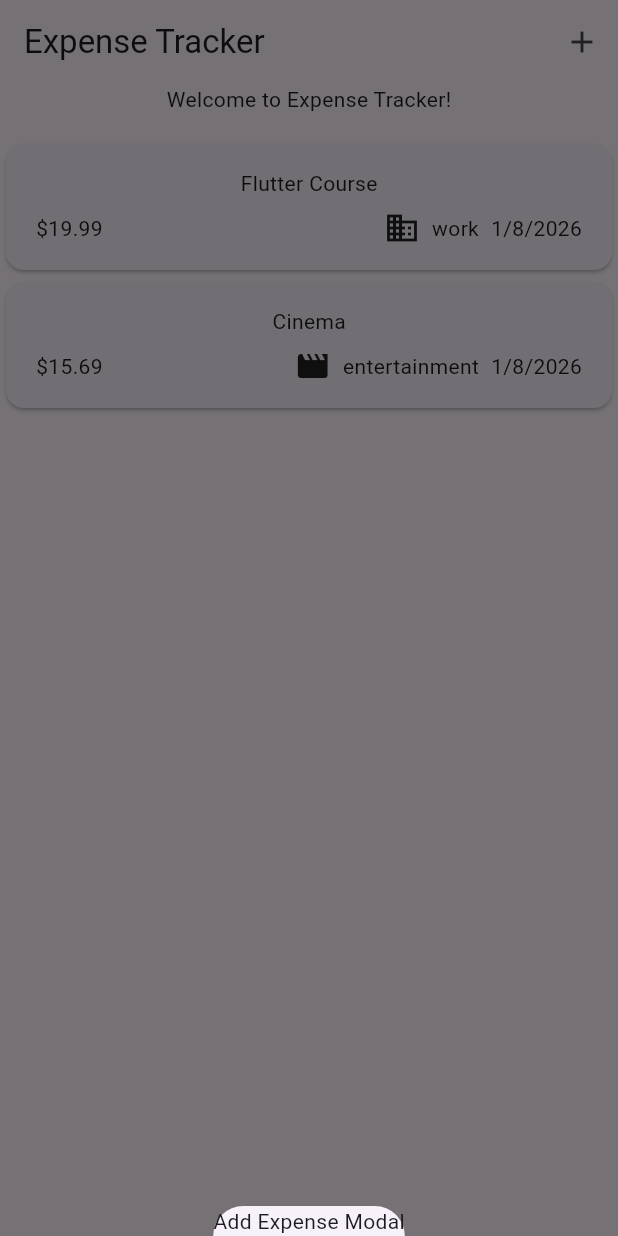
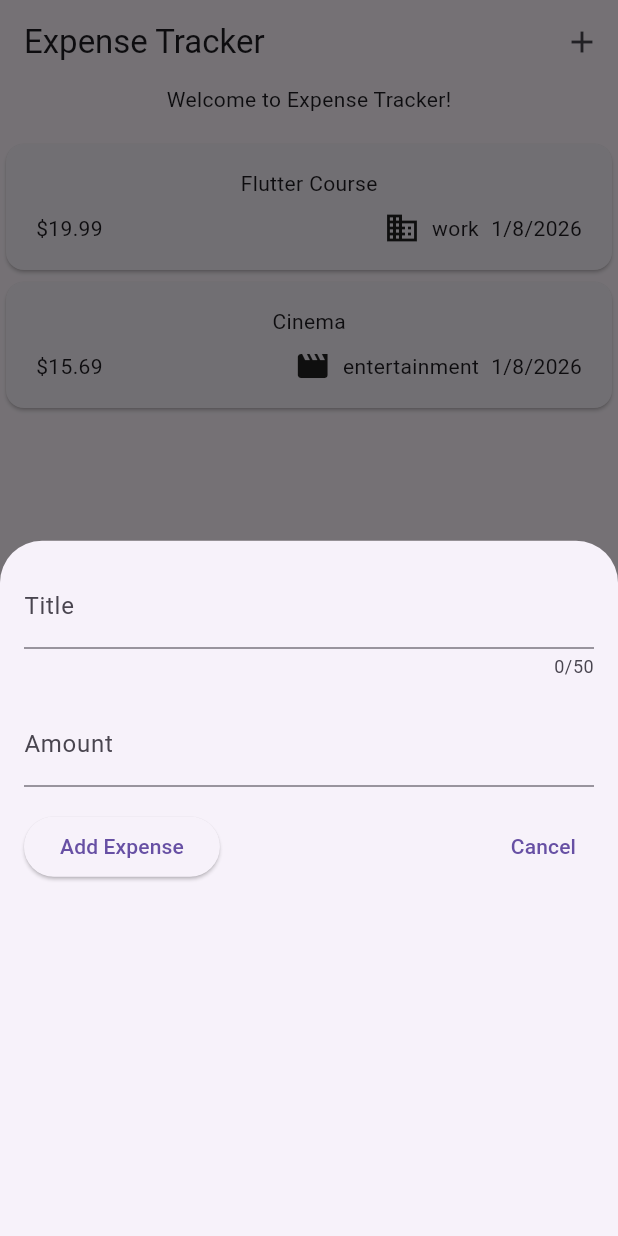
Before and after one commit to Meruem243/expense_tracker_re, a Flutter app: the screen it shows after launch, after a tap on the "add" icon, on a phone screen of 412 x 824 dp. Run offline on Flutter 3.47's test engine with Material 3 defaults, Android fonts, the phone set to English and light mode, and no system bars.

Commit message:
Implement NewExpense widget and integrate it into the modal for adding expenses

```diff
--- a/lib/widgets/expense_tracker.dart
+++ b/lib/widgets/expense_tracker.dart
@@ -1,6 +1,7 @@
 import 'package:flutter/material.dart';
 import '../models/expense.dart';
 import 'expense_list/expense_list.dart';
+import 'new_expense.dart';
 
 class Expenses extends StatefulWidget {
   const Expenses({super.key});
@@ -30,7 +31,7 @@ class _ExpensesState extends State<Expenses> {
     showModalBottomSheet(
       context: context,
       builder: (ctx) {
-        return const Text('Add Expense Modal');
+        return const NewExpense();
       },
     );
   }
--- /dev/null
+++ b/lib/widgets/new_expense.dart
@@ -0,0 +1,66 @@
+import 'package:flutter/material.dart';
+
+class NewExpense extends StatefulWidget {
+  const NewExpense({super.key});
+
+  @override
+  State<NewExpense> createState() => _NewExpenseState();
+}
+
+class _NewExpenseState extends State<NewExpense> {
+  final _titleController = TextEditingController();
+
+  final _amountController = TextEditingController();
+
+  @override
+  void dispose() {
+    _titleController.dispose();
+    _amountController.dispose();
+    super.dispose();
+  }
+
+  @override
+  Widget build(BuildContext context) {
+    return Padding(
+      padding: const EdgeInsets.all(16),
+      child: Column(
+        children: [
+          TextField(
+            controller: _titleController,
+            maxLength: 50,
+            decoration: const InputDecoration(labelText: 'Title'),
+          ),
+          const SizedBox(height: 16),
+          TextField(
+            controller: _amountController,
+            decoration: const InputDecoration(
+              labelText: 'Amount',
+              prefixText: '\$ ',
+            ),
+            keyboardType: TextInputType.number,
+          ),
+          const SizedBox(height: 16),
+
+          Row(
+            children: [
+              ElevatedButton(
+                onPressed: () {
+                  print(_titleController.text);
+                  print(_amountController.text);
+                },
+                child: const Text('Add Expense'),
+              ),
+              const Spacer(),
+              TextButton(
+                onPressed: () {
+                  Navigator.pop(context);
+                },
+                child: const Text('Cancel'),
+              ),
+            ],
+          ),
+        ],
+      ),
+    );
+  }
+}
```
